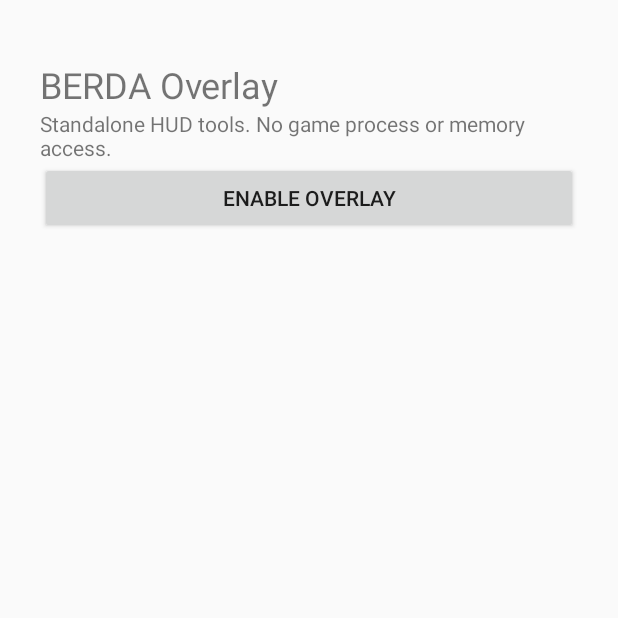
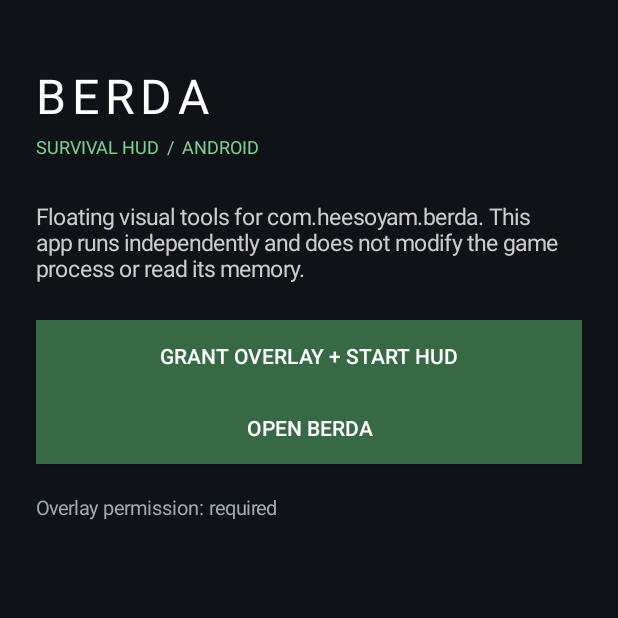
Before and after one commit to pechkalox9-create/StarfallDreams, an Android app: the screen it shows after launch (MainActivity), on a phone screen of 412 x 824 dp, the top half of it. Run offline under Robolectric (Android 15) with nearby library versions, the phone set to English and light mode, and no system bars.

Commit message:
Rework BERDA standalone HUD overlay

```diff
--- a/app/src/main/java/com/heesoyam/berda/MainActivity.kt
+++ b/app/src/main/java/com/heesoyam/berda/MainActivity.kt
@@ -1,26 +1,78 @@
 package com.heesoyam.berda
+
 import android.app.Activity
 import android.content.Intent
 import android.net.Uri
 import android.os.Bundle
 import android.provider.Settings
+import android.graphics.Color
+import android.view.Gravity
 import android.widget.Button
 import android.widget.LinearLayout
 import android.widget.TextView
 
 class MainActivity : Activity() {
+    private fun dp(value: Int): Int = (value * resources.displayMetrics.density).toInt()
+
     override fun onCreate(savedInstanceState: Bundle?) {
         super.onCreate(savedInstanceState)
-        val layout = LinearLayout(this).apply { orientation = LinearLayout.VERTICAL; setPadding(40, 60, 40, 40) }
-        layout.addView(TextView(this).apply { text = "BERDA Overlay"; textSize = 24f })
-        layout.addView(TextView(this).apply { text = "Standalone HUD tools. No game process or memory access." })
-        layout.addView(Button(this).apply {
-            text = "Enable overlay"
-            setOnClickListener {
-                if (Settings.canDrawOverlays(this@MainActivity)) startService(Intent(this@MainActivity, OverlayService::class.java))
-                else startActivity(Intent(Settings.ACTION_MANAGE_OVERLAY_PERMISSION, Uri.parse("package:$packageName")))
+
+        val root = LinearLayout(this).apply {
+            orientation = LinearLayout.VERTICAL
+            gravity = Gravity.CENTER_HORIZONTAL
+            setPadding(dp(24), dp(42), dp(24), dp(24))
+            setBackgroundColor(Color.rgb(15, 18, 23))
+        }
+        root.addView(TextView(this).apply {
+            text = "BERDA"
+            textSize = 32f
+            setTextColor(Color.WHITE)
+            letterSpacing = 0.12f
+        })
+        root.addView(TextView(this).apply {
+            text = "SURVIVAL HUD  /  ANDROID"
+            textSize = 12f
+            setTextColor(Color.rgb(128, 205, 145))
+            setPadding(0, dp(4), 0, dp(28))
+        })
+        root.addView(TextView(this).apply {
+            text = "Floating visual tools for com.heesoyam.berda. This app runs independently and does not modify the game process or read its memory."
+            textSize = 15f
+            setTextColor(Color.LTGRAY)
+            setPadding(0, 0, 0, dp(24))
+        })
+
+        root.addView(actionButton("GRANT OVERLAY + START HUD") {
+            if (Settings.canDrawOverlays(this)) {
+                startService(Intent(this, OverlayService::class.java))
+            } else {
+                startActivity(Intent(Settings.ACTION_MANAGE_OVERLAY_PERMISSION, Uri.parse("package:$packageName")))
             }
         })
-        setContentView(layout)
+        root.addView(actionButton("OPEN BERDA") {
+            val launch = packageManager.getLaunchIntentForPackage("com.heesoyam.berda")
+            if (launch != null) startActivity(launch)
+            else statusText?.text = "Berda is not installed (or package is unavailable)."
+        })
+        statusText = TextView(this).apply {
+            text = if (Settings.canDrawOverlays(this@MainActivity)) "Overlay permission: granted" else "Overlay permission: required"
+            textSize = 13f
+            setTextColor(Color.rgb(160, 170, 180))
+            setPadding(0, dp(20), 0, 0)
+        }
+        root.addView(statusText)
+        setContentView(root)
+    }
+
+    private var statusText: TextView? = null
+
+    private fun actionButton(label: String, action: () -> Unit) = Button(this).apply {
+        text = label
+        isAllCaps = false
+        textSize = 14f
+        setTextColor(Color.WHITE)
+        setBackgroundColor(Color.rgb(54, 105, 68))
+        setPadding(dp(12), dp(8), dp(12), dp(8))
+        setOnClickListener { action() }
     }
 }
```
